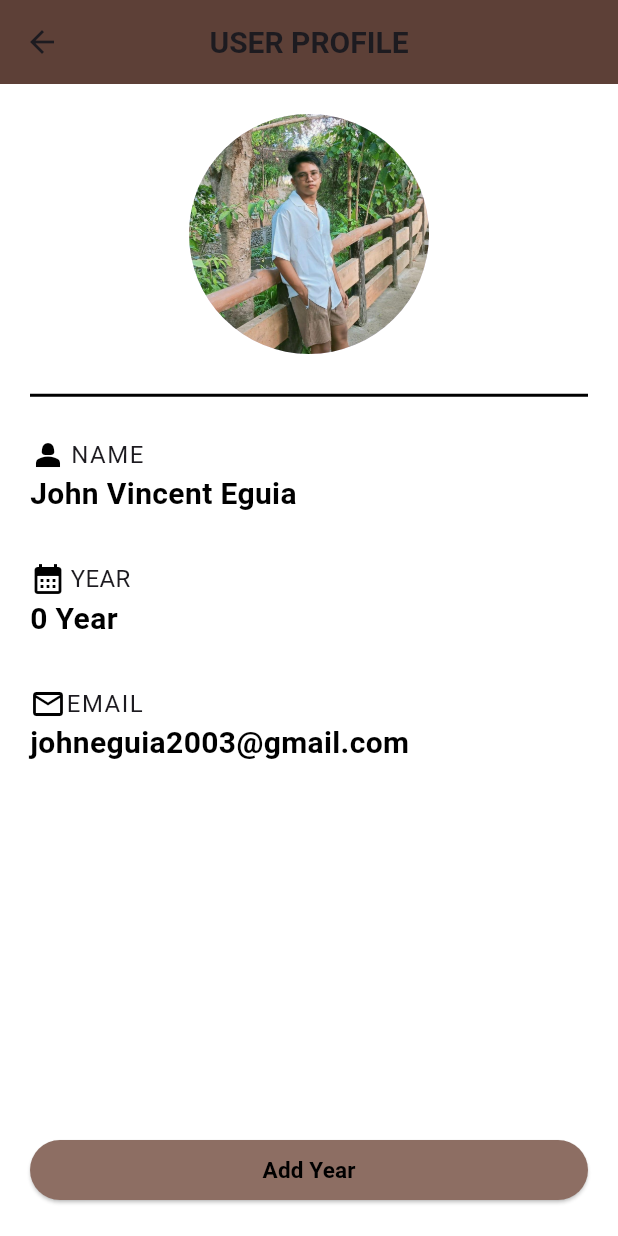
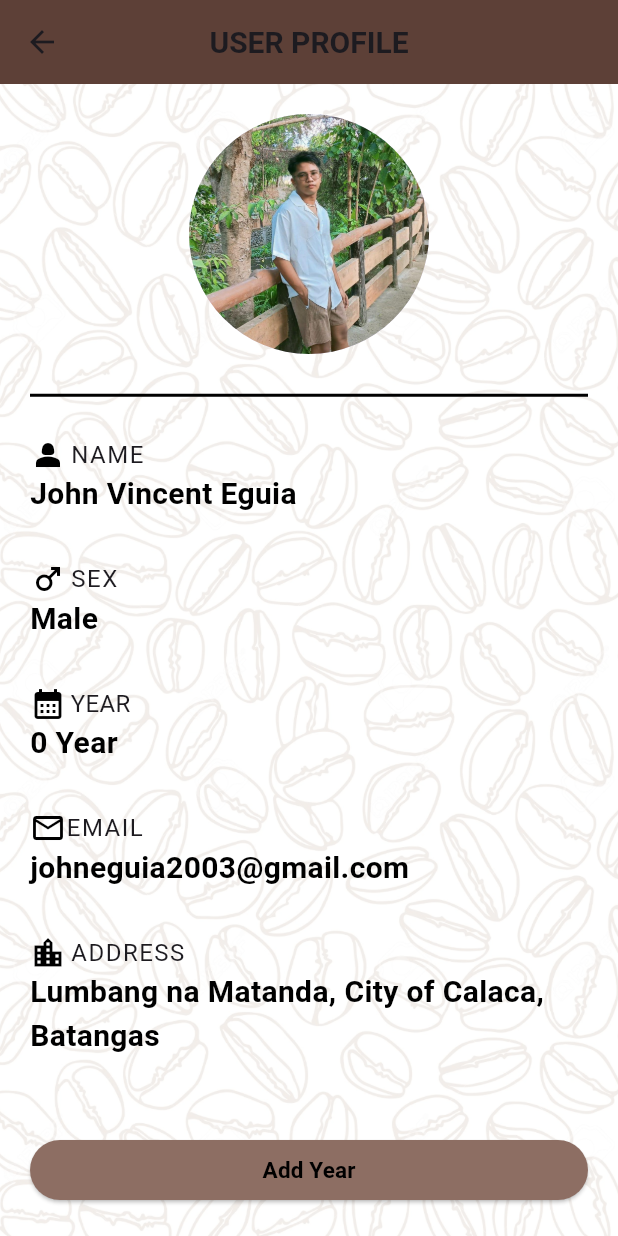
Before and after one commit to jeven2003/front-Kaps, a Flutter app: the Home screen opened by its route, on a phone screen of 412 x 824 dp. Run offline on Flutter 3.47's test engine with Material 3 defaults, Android fonts, the phone set to English and light mode, and no system bars; our stand-ins replace flutter_carousel_widget, flutter_spinkit; network calls fail.

Commit message:
Final Activity

```diff
--- a/lib/home.dart
+++ b/lib/home.dart
@@ -23,7 +23,14 @@ class _HomeState extends State<Home> {
         backgroundColor: Colors.brown[700],
         centerTitle: true,
       ),
-      body: Padding(
+      body: Container(
+        decoration: BoxDecoration(
+          image: DecorationImage(
+              image: AssetImage('assets/beans2.png'),
+              fit: BoxFit.cover
+          ),
+        ),
+        child: Padding(
           padding: EdgeInsets.all(20.0),
           child: Column(
             mainAxisAlignment: MainAxisAlignment.spaceBetween,
@@ -59,6 +66,31 @@ class _HomeState extends State<Home> {
                   ),
                   Text(
                     'John Vincent Eguia',
+                    style: TextStyle(
+                      fontWeight: FontWeight.bold,
+                      color: Colors.black,
+                      fontSize: 20.0,
+                    ),
+                  ),
+                  SizedBox(height: 30.0,),
+                  Row(
+                    children: [
+                      Icon(
+                        Icons.male,
+                        color: Colors.black,
+                      ),
+                      SizedBox(width: 3.0),
+                      Text(
+                        'SEX',
+                        style: TextStyle(
+                          fontSize: 16.0,
+                          letterSpacing: 1.0,
+                        ),
+                      ),
+                    ],
+                  ),
+                  Text(
+                    'Male',
                     style: TextStyle(
                       fontWeight: FontWeight.bold,
                       color: Colors.black,
@@ -114,6 +146,31 @@ class _HomeState extends State<Home> {
                       fontSize: 20.0,
                     ),
                   ),
+                  SizedBox(height: 30.0,),
+                  Row(
+                    children: [
+                      Icon(
+                        Icons.location_city,
+                        color: Colors.black,
+                      ),
+                      SizedBox(width: 3.0),
+                      Text(
+                        'ADDRESS',
+                        style: TextStyle(
+                          fontSize: 16.0,
+                          letterSpacing: 1.0,
+                        ),
+                      ),
+                    ],
+                  ),
+                  Text(
+                    'Lumbang na Matanda, City of Calaca, Batangas',
+                    style: TextStyle(
+                      fontWeight: FontWeight.bold,
+                      color: Colors.black,
+                      fontSize: 20.0,
+                    ),
+                  ),
 
 
             ],
@@ -145,6 +202,7 @@ class _HomeState extends State<Home> {
           ],
             ),
             ),
+      ),
     );
   }
 }
--- a/lib/pages/selectedProducts.dart
+++ b/lib/pages/selectedProducts.dart
@@ -40,7 +40,11 @@ class _selectedProductsState extends State<selectedProducts> {
         children: [
           Column(
               children: [
-                Text(widget.product.productName),
+                Text(widget.product.productName,
+                style: TextStyle(
+                  fontSize: 30.0,
+                  fontWeight: FontWeight.bold,
+                ),),
                 Text(widget.product.description),
               ]
           ),
```
Also changed, not shown: lib/pages/dashboard.dart (+10 -1 lines), lib/pages/login.dart (+11 -3 lines), lib/pages/menu.dart (+10 -2 lines), lib/pages/signup.dart (+11 -3 lines), assets/LIMITED TIME ONLY.png (added), assets/beans.png (added), assets/beans2.png (added), assets/bg.png (added), assets/bg2.jpg (added), assets/bg4.png (added), assets/final.png (added), assets/yehey.png (added). Lines whose indentation alone changed are shown as unchanged.
